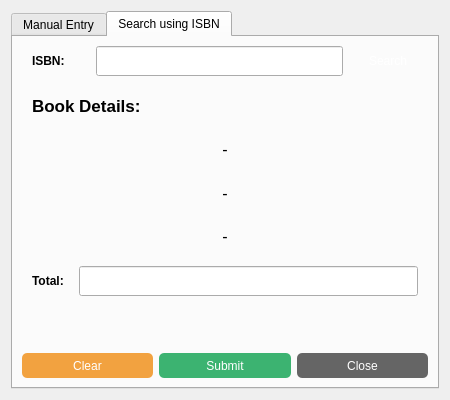
This is GeneratedUI/uifiles/addbooks.ui in ayushr01/Library-Management-System as Qt 5 draws it before an edit. The edited form follows.
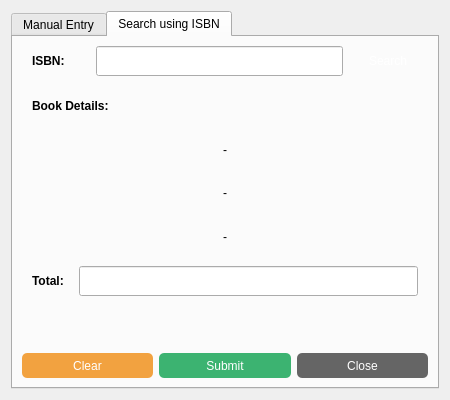
This is the edited form. The open tabs and pages were chosen to show the change.

Commit message: Solved cross-platform font issues with setPixelSize

What changed in the file:
```diff
--- a/GeneratedUI/uifiles/addbooks.ui
+++ b/GeneratedUI/uifiles/addbooks.ui
@@ -327,13 +327,9 @@
           <widget class="QLabel" name="headingisbn">
            <property name="font">
             <font>
-             <pointsize>13</pointsize>
              <bold>true</bold>
             </font>
            </property>
-           <property name="styleSheet">
-            <string notr="true"/>
-           </property>
            <property name="text">
             <string>Book Details:</string>
            </property>
@@ -344,15 +340,6 @@
          </item>
          <item>
           <widget class="QLabel" name="titleisbn">
-           <property name="font">
-            <font>
-             <pointsize>12</pointsize>
-             <bold>false</bold>
-            </font>
-           </property>
-           <property name="styleSheet">
-            <string notr="true"/>
-           </property>
            <property name="text">
             <string>-</string>
            </property>
@@ -363,11 +350,6 @@
          </item>
          <item>
           <widget class="QLabel" name="authorisbn">
-           <property name="font">
-            <font>
-             <pointsize>12</pointsize>
-            </font>
-           </property>
            <property name="text">
             <string>-</string>
            </property>
@@ -378,15 +360,6 @@
          </item>
          <item>
           <widget class="QLabel" name="publisherisbn">
-           <property name="font">
-            <font>
-             <pointsize>12</pointsize>
-             <bold>false</bold>
-            </font>
-           </property>
-           <property name="styleSheet">
-            <string notr="true"/>
-           </property>
            <property name="text">
             <string>-</string>
            </property>
```
The commit also changes 14 other files.
